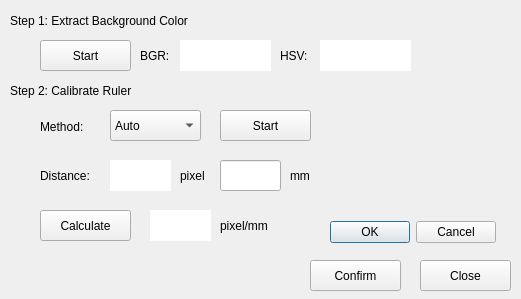
This is calibratorform.ui in zcsd/Vision_Inspection as Qt 5 draws it before an edit. The edited form follows.
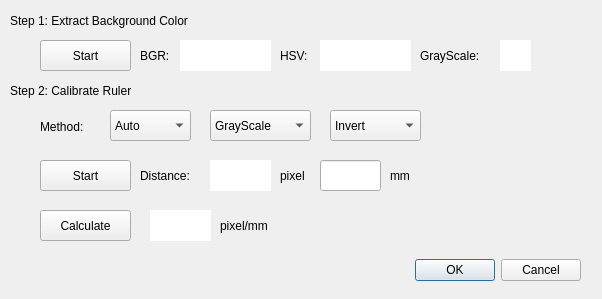
This is the edited form.

Commit message: add threshold in cali

What changed in the file:
```diff
--- a/calibratorform.ui
+++ b/calibratorform.ui
@@ -6,26 +6,13 @@
    <rect>
     <x>0</x>
     <y>0</y>
-    <width>521</width>
+    <width>602</width>
     <height>299</height>
    </rect>
   </property>
   <property name="windowTitle">
    <string>Calibration</string>
   </property>
-  <widget class="QPushButton" name="pushButtonClose">
-   <property name="geometry">
-    <rect>
-     <x>420</x>
-     <y>260</y>
-     <width>91</width>
-     <height>31</height>
-    </rect>
-   </property>
-   <property name="text">
-    <string>Close</string>
-   </property>
-  </widget>
   <widget class="QLabel" name="label">
    <property name="geometry">
     <rect>
@@ -81,9 +68,9 @@
   <widget class="QLabel" name="labelDisplayColor">
    <property name="geometry">
     <rect>
-     <x>430</x>
+     <x>540</x>
      <y>40</y>
-     <width>81</width>
+     <width>51</width>
      <height>31</height>
     </rect>
    </property>
@@ -109,7 +96,7 @@
     <rect>
      <x>110</x>
      <y>110</y>
-     <width>91</width>
+     <width>81</width>
      <height>31</height>
     </rect>
    </property>
@@ -160,8 +147,8 @@
   <widget class="QPushButton" name="pushButtonBGStart_2">
    <property name="geometry">
     <rect>
-     <x>220</x>
-     <y>110</y>
+     <x>40</x>
+     <y>160</y>
      <width>91</width>
      <height>31</height>
     </rect>
@@ -186,7 +173,7 @@
   <widget class="QLabel" name="label_6">
    <property name="geometry">
     <rect>
-     <x>40</x>
+     <x>140</x>
      <y>160</y>
      <width>67</width>
      <height>31</height>
@@ -199,7 +186,7 @@
   <widget class="QLabel" name="labelShowRGB_2">
    <property name="geometry">
     <rect>
-     <x>110</x>
+     <x>210</x>
      <y>160</y>
      <width>61</width>
      <height>31</height>
@@ -216,7 +203,7 @@
   <widget class="QLineEdit" name="lineEdit">
    <property name="geometry">
     <rect>
-     <x>220</x>
+     <x>320</x>
      <y>160</y>
      <width>61</width>
      <height>31</height>
@@ -226,7 +213,7 @@
   <widget class="QLabel" name="label_7">
    <property name="geometry">
     <rect>
-     <x>180</x>
+     <x>280</x>
      <y>160</y>
      <width>51</width>
      <height>31</height>
@@ -239,7 +226,7 @@
   <widget class="QLabel" name="label_8">
    <property name="geometry">
     <rect>
-     <x>290</x>
+     <x>390</x>
      <y>160</y>
      <width>51</width>
      <height>31</height>
@@ -292,32 +279,88 @@
     <string>pixel/mm</string>
    </property>
   </widget>
-  <widget class="QPushButton" name="pushButtonClose_2">
+  <widget class="QDialogButtonBox" name="buttonBoxEnd">
    <property name="geometry">
     <rect>
-     <x>310</x>
-     <y>260</y>
-     <width>91</width>
-     <height>31</height>
-    </rect>
-   </property>
-   <property name="text">
-    <string>Confirm</string>
-   </property>
-  </widget>
-  <widget class="QDialogButtonBox" name="buttonBox">
-   <property name="geometry">
-    <rect>
-     <x>330</x>
-     <y>220</y>
-     <width>166</width>
-     <height>25</height>
+     <x>410</x>
+     <y>250</y>
+     <width>171</width>
+     <height>41</height>
     </rect>
    </property>
    <property name="standardButtons">
     <set>QDialogButtonBox::Cancel|QDialogButtonBox::Ok</set>
    </property>
   </widget>
+  <widget class="QLabel" name="label_10">
+   <property name="geometry">
+    <rect>
+     <x>420</x>
+     <y>40</y>
+     <width>71</width>
+     <height>31</height>
+    </rect>
+   </property>
+   <property name="text">
+    <string>GrayScale:</string>
+   </property>
+  </widget>
+  <widget class="QLabel" name="labelShowGS">
+   <property name="geometry">
+    <rect>
+     <x>500</x>
+     <y>40</y>
+     <width>31</width>
+     <height>31</height>
+    </rect>
+   </property>
+   <property name="styleSheet">
+    <string notr="true">background-color: rgb(255, 255, 255);</string>
+   </property>
+   <property name="text">
+    <string/>
+   </property>
+  </widget>
+  <widget class="QComboBox" name="comboBoxCaliColor">
+   <property name="geometry">
+    <rect>
+     <x>210</x>
+     <y>110</y>
+     <width>101</width>
+     <height>31</height>
+    </rect>
+   </property>
+   <item>
+    <property name="text">
+     <string>GrayScale</string>
+    </property>
+   </item>
+   <item>
+    <property name="text">
+     <string>HSV</string>
+    </property>
+   </item>
+  </widget>
+  <widget class="QComboBox" name="comboBoxCaliColorInv">
+   <property name="geometry">
+    <rect>
+     <x>330</x>
+     <y>110</y>
+     <width>91</width>
+     <height>31</height>
+    </rect>
+   </property>
+   <item>
+    <property name="text">
+     <string>Invert</string>
+    </property>
+   </item>
+   <item>
+    <property name="text">
+     <string>No-Invert</string>
+    </property>
+   </item>
+  </widget>
  </widget>
  <resources/>
  <connections/>
```
Left out of the diff: 8 changed lines with no effect on the pictures. The commit also changes 2 other files.
